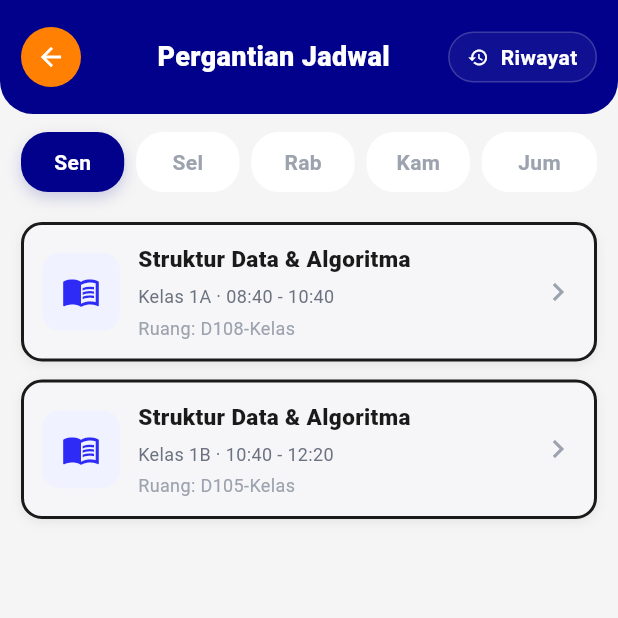
After one commit to MFaizR77/SmartAttend, a Flutter app: the GantiJadwalScreen screen opened directly, on a phone screen of 412 x 824 dp, the top half of it. The commit adds this screen. Run offline on Flutter 3.47's test engine with Material 3 defaults, Android fonts, the phone set to English and light mode, and no system bars; our stand-ins replace connectivity_plus, file_picker, flutter_dotenv, flutter_local_notifications, hive, hive_flutter and 2 more; missing offline and left inert: excel, mongo_dart; accounts and stored records are empty; Roboto replaces fonts that are missing (Plus Jakarta Sans).

Commit message:
Update tampilan pergantian jadwal

```diff
--- /dev/null
+++ b/lib/features/dosen/ganti_jadwal/view/ganti_jadwal_screen.dart
@@ -0,0 +1,206 @@
+import 'package:flutter/material.dart';
+
+class GantiJadwalScreen extends StatefulWidget {
+  const GantiJadwalScreen({super.key});
+
+  @override
+  State<GantiJadwalScreen> createState() => _GantiJadwalScreenState();
+}
+
+class _GantiJadwalScreenState extends State<GantiJadwalScreen> {
+  int _selectedDayIndex = 0; // 0..4 for Sen..Jum
+
+  final _days = ['Sen', 'Sel', 'Rab', 'Kam', 'Jum'];
+
+  final _schedules = [
+    {
+      'title': 'Struktur Data & Algoritma',
+      'kelas': 'Kelas 1A',
+      'time': '08:40 - 10:40',
+      'room': 'D108-Kelas',
+    },
+    {
+      'title': 'Struktur Data & Algoritma',
+      'kelas': 'Kelas 1B',
+      'time': '10:40 - 12:20',
+      'room': 'D105-Kelas',
+    },
+  ];
+
+  @override
+  Widget build(BuildContext context) {
+    return Scaffold(
+      backgroundColor: const Color(0xFFF5F5F5),
+      body: SafeArea(
+        child: Column(
+          children: [
+            _buildHeader(),
+            const SizedBox(height: 12),
+            _buildDayTabs(),
+            const SizedBox(height: 12),
+            Expanded(child: _buildList()),
+          ],
+        ),
+      ),
+    );
+  }
+
+  Widget _buildHeader() {
+    return Container(
+      width: double.infinity,
+      padding: const EdgeInsets.fromLTRB(14, 18, 14, 18),
+      decoration: const BoxDecoration(
+        color: Color(0xFF01018B),
+        borderRadius: BorderRadius.only(
+          bottomLeft: Radius.circular(22),
+          bottomRight: Radius.circular(22),
+        ),
+      ),
+      child: Row(
+        children: [
+          Container(
+            width: 40,
+            height: 40,
+            decoration: const BoxDecoration(
+              color: Color(0xFFFF8003),
+              shape: BoxShape.circle,
+            ),
+            child: IconButton(
+              padding: EdgeInsets.zero,
+              onPressed: () => Navigator.pop(context),
+              icon: const Icon(Icons.arrow_back, color: Colors.white, size: 20),
+            ),
+          ),
+          const SizedBox(width: 12),
+          const Expanded(
+            child: Center(
+              child: Text(
+                'Pergantian Jadwal',
+                style: TextStyle(
+                  color: Colors.white,
+                  fontSize: 18,
+                  fontWeight: FontWeight.w800,
+                ),
+              ),
+            ),
+          ),
+          Container(
+            padding: const EdgeInsets.symmetric(horizontal: 12, vertical: 6),
+            decoration: BoxDecoration(
+              color: Colors.white.withOpacity(0.06),
+              borderRadius: BorderRadius.circular(20),
+              border: Border.all(color: Colors.white.withOpacity(0.18)),
+            ),
+            child: Row(
+              children: const [
+                Icon(Icons.history, color: Colors.white, size: 14),
+                SizedBox(width: 8),
+                Text('Riwayat', style: TextStyle(color: Colors.white, fontWeight: FontWeight.w600)),
+              ],
+            ),
+          ),
+        ],
+      ),
+    );
+  }
+
+  Widget _buildDayTabs() {
+    return Container(
+      color: Colors.transparent,
+      padding: const EdgeInsets.symmetric(horizontal: 14),
+      child: Row(
+        children: List.generate(_days.length, (i) {
+          final selected = _selectedDayIndex == i;
+          return Expanded(
+            child: GestureDetector(
+              onTap: () => setState(() => _selectedDayIndex = i),
+              child: Container(
+                margin: EdgeInsets.only(right: i == _days.length - 1 ? 0 : 8),
+                padding: const EdgeInsets.symmetric(vertical: 10, horizontal: 10),
+                alignment: Alignment.center,
+                decoration: BoxDecoration(
+                  color: selected ? const Color(0xFF01018B) : Colors.white,
+                  borderRadius: BorderRadius.circular(18),
+                  boxShadow: selected
+                      ? [
+                          BoxShadow(
+                            color: const Color(0xFF01018B).withOpacity(0.18),
+                            blurRadius: 8,
+                            offset: const Offset(0, 4),
+                          )
+                        ]
+                      : null,
+                ),
+                child: Text(
+                  _days[i],
+                  style: TextStyle(
+                    color: selected ? Colors.white : const Color(0xFF9CA3AF),
+                    fontWeight: FontWeight.w700,
+                  ),
+                ),
+              ),
+            ),
+          );
+        }),
+      ),
+    );
+  }
+
+  Widget _buildList() {
+    return Padding(
+      padding: const EdgeInsets.fromLTRB(14, 8, 14, 14),
+      child: Column(
+        children: _schedules.map((s) {
+          return Container(
+            margin: const EdgeInsets.only(bottom: 12),
+            padding: const EdgeInsets.symmetric(horizontal: 12, vertical: 12),
+            decoration: BoxDecoration(
+              color: const Color(0xFFF6F6F8),
+              borderRadius: BorderRadius.circular(14),
+              border: Border.all(color: const Color(0xFF1A1A1A), width: 2),
+              boxShadow: const [
+                BoxShadow(color: Color(0x11000000), blurRadius: 6, offset: Offset(0, 2)),
+              ],
+            ),
+            child: Row(
+              children: [
+                Container(
+                  width: 52,
+                  height: 52,
+                  decoration: BoxDecoration(
+                    color: const Color(0xFFF0F2FF),
+                    borderRadius: BorderRadius.circular(12),
+                  ),
+                  child: const Icon(Icons.menu_book, color: Color(0xFF2E2BF6), size: 26),
+                ),
+                const SizedBox(width: 12),
+                Expanded(
+                  child: Column(
+                    crossAxisAlignment: CrossAxisAlignment.start,
+                    children: [
+                      Text(
+                        s['title'] ?? '-',
+                        style: const TextStyle(fontSize: 15, fontWeight: FontWeight.w800, color: Color(0xFF1A1A1A)),
+                      ),
+                      const SizedBox(height: 6),
+                      Text(
+                        '${s['kelas']} · ${s['time']}',
+                        style: const TextStyle(color: Color(0xFF6B7280), fontSize: 12),
+                      ),
+                      const SizedBox(height: 4),
+                      Text(
+                        'Ruang: ${s['room']}',
+                        style: const TextStyle(color: Color(0xFF9CA3AF), fontSize: 12),
+                      ),
+                    ],
+                  ),
+                ),
+                const Icon(Icons.chevron_right, color: Color(0xFF9CA3AF)),
+              ],
+            ),
+          );
+        }).toList(),
+      ),
+    );
+  }
+}
```
Also changed, not shown: lib/features/dosen/izin/view/approval_dosen_screen.dart (added, +262 -0 lines), lib/features/dosen/izin/view/izin_dosen_screen.dart (+12 -12 lines), lib/features/dosen/pergantian_jadwal/view/form_pengajuan_screen.dart (+20 -3 lines), lib/features/dosen/pergantian_jadwal/view/pergantian_jadwal_screen.dart (+91 -40 lines).
